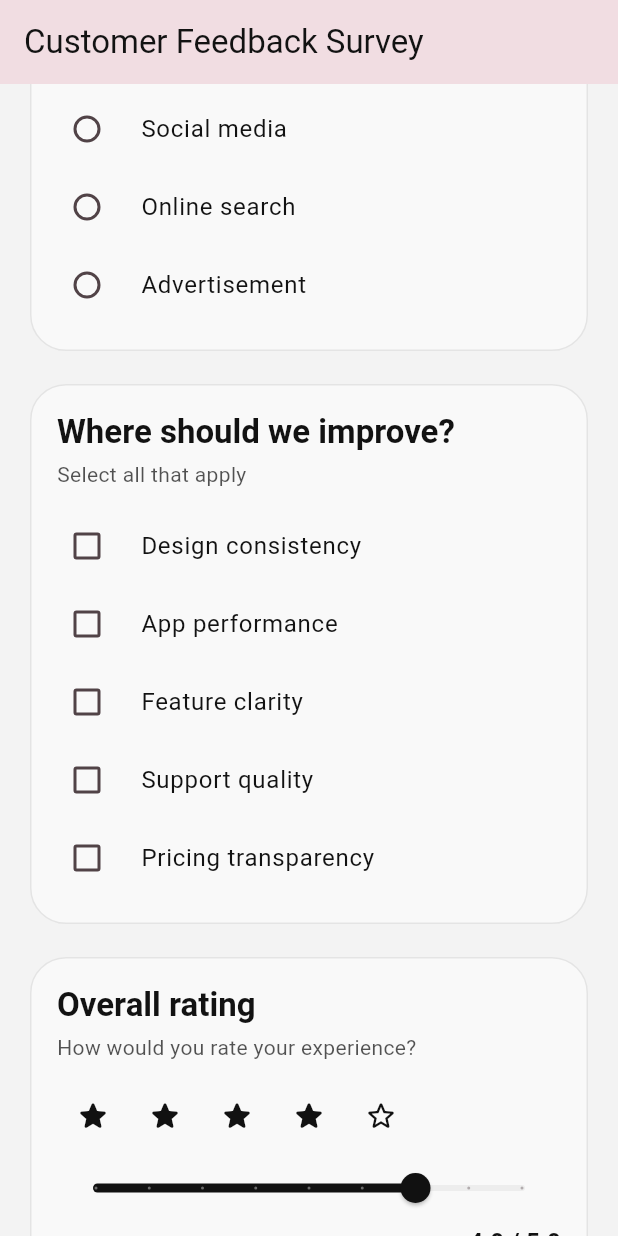
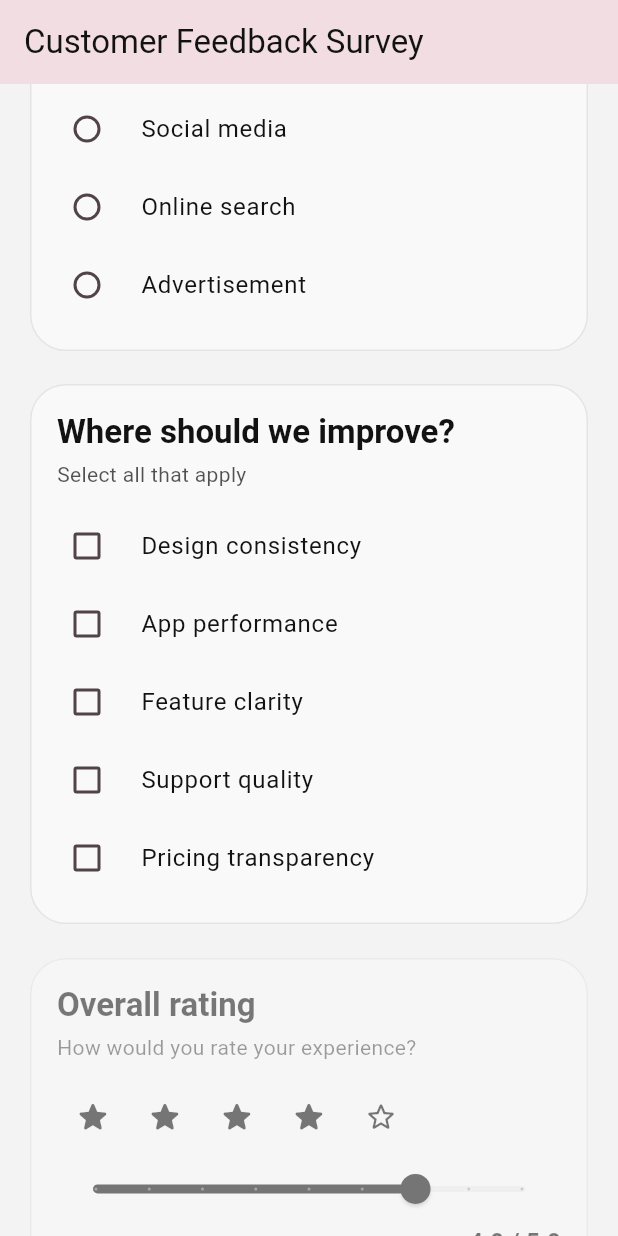
Before and after one commit to anantmittal943/Survey-App, a Flutter app: the SurveyFormScreen screen opened directly, scrolled down 576 dp, on a phone screen of 412 x 824 dp. Run offline on Flutter 3.47's test engine with Material 3 defaults, Android fonts, the phone set to English and light mode, and no system bars.

Commit message:
Enhance UI with refined animations and improved form UX
*   Introduced a new `_FadeSlideIn` widget to provide staggered, animated entry for UI elements across splash, onboarding, and survey screens.
*   Added a `_Motion` utility class to standardize animation durations.
*   Implemented `AnimatedSwitcher` and `AnimatedScale` for smoother transitions on rating stars and submission buttons.
*   Improved form navigation by adding a `FocusNode` to the feedback field and configuring `textInputAction` for better keyboard flow.
*   Refactored the splash screen to use the new `_FadeSlideIn` animation system instead of a manual `TweenAnimationBuilder`.

Signed-off-by: anantmittal943 <anantmittal943@gmail.com>

```diff
--- a/lib/main.dart
+++ b/lib/main.dart
@@ -2,6 +2,11 @@ import 'package:flutter/material.dart';
 
 void main() {
   runApp(const SurveyApp());
+}
+
+class _Motion {
+  static const Duration fast = Duration(milliseconds: 180);
+  static const Duration normal = Duration(milliseconds: 260);
 }
 
 class SurveyApp extends StatelessWidget {
@@ -151,20 +156,12 @@ class SplashScreen extends StatelessWidget {
           ),
         ),
         child: Center(
-          child: TweenAnimationBuilder<double>(
-            duration: const Duration(milliseconds: 800),
-            tween: Tween<double>(begin: 0.95, end: 1),
-            curve: Curves.easeOut,
-            builder: (BuildContext context, double value, Widget? child) {
-              return Opacity(
-                opacity: value,
-                child: Transform.scale(scale: value, child: child),
-              );
-            },
           child: Column(
             mainAxisSize: MainAxisSize.min,
             children: <Widget>[
-                Container(
+              _FadeSlideIn(
+                delay: const Duration(milliseconds: 60),
+                child: Container(
                   width: 86,
                   height: 86,
                   decoration: BoxDecoration(
@@ -177,23 +174,29 @@ class SplashScreen extends StatelessWidget {
                     color: scheme.onPrimary,
                   ),
                 ),
+              ),
               const SizedBox(height: 18),
-                Text(
+              _FadeSlideIn(
+                delay: const Duration(milliseconds: 140),
+                child: Text(
                   'Survey Studio',
                   style: theme.textTheme.headlineSmall?.copyWith(
                     fontWeight: FontWeight.w800,
                     letterSpacing: 0.2,
                   ),
                 ),
+              ),
               const SizedBox(height: 8),
-                Text(
+              _FadeSlideIn(
+                delay: const Duration(milliseconds: 200),
+                child: Text(
                   'Thoughtful feedback starts here',
                   style: theme.textTheme.bodyMedium?.copyWith(
                     color: scheme.onSurface.withValues(alpha: 0.72),
                   ),
                 ),
+              ),
             ],
-            ),
           ),
         ),
       ),
@@ -219,11 +222,15 @@ class OnboardingScreen extends StatelessWidget {
         child: Padding(
           padding: EdgeInsets.fromLTRB(
               isCompact ? 16 : 22, 16, isCompact ? 16 : 22, 20),
+          child: _FadeSlideIn(
+            delay: const Duration(milliseconds: 80),
+            beginOffset: const Offset(0, 0.025),
             child: Container(
               decoration: BoxDecoration(
                 color: scheme.surface,
                 borderRadius: BorderRadius.circular(34),
-              border: Border.all(color: scheme.outline.withValues(alpha: 0.32)),
+                border: Border.all(
+                    color: scheme.outline.withValues(alpha: 0.32)),
                 boxShadow: <BoxShadow>[
                   BoxShadow(
                     color: Colors.black.withValues(alpha: 0.06),
@@ -238,22 +245,30 @@ class OnboardingScreen extends StatelessWidget {
                 child: Column(
                   crossAxisAlignment: CrossAxisAlignment.start,
                   children: <Widget>[
-                  Text(
+                    _FadeSlideIn(
+                      delay: const Duration(milliseconds: 130),
+                      child: Text(
                         'Expand Your\nKnowledge !',
                         style: theme.textTheme.displaySmall?.copyWith(
                           fontWeight: FontWeight.w800,
                           height: 1.15,
                         ),
                       ),
+                    ),
                     const SizedBox(height: 10),
-                  Text(
+                    _FadeSlideIn(
+                      delay: const Duration(milliseconds: 180),
+                      child: Text(
                         'Learn from every response and design better experiences.',
                         style: theme.textTheme.bodyMedium?.copyWith(
                           color: scheme.onSurface.withValues(alpha: 0.72),
                         ),
                       ),
+                    ),
                     const SizedBox(height: 18),
-                  FilledButton.tonalIcon(
+                    _FadeSlideIn(
+                      delay: const Duration(milliseconds: 220),
+                      child: FilledButton.tonalIcon(
                         onPressed: onGetStarted,
                         style: FilledButton.styleFrom(
                           minimumSize: const Size(72, 42),
@@ -265,9 +280,12 @@ class OnboardingScreen extends StatelessWidget {
                         icon: const Icon(Icons.arrow_forward_rounded, size: 20),
                         label: const Text(''),
                       ),
+                    ),
                     const Spacer(),
                     Expanded(
                       flex: 3,
+                      child: _FadeSlideIn(
+                        delay: const Duration(milliseconds: 260),
                         child: Center(
                           child: Image.asset(
                             'lib/assets/hand-drawn-community-spirit-illustration.png',
@@ -290,15 +308,20 @@ class OnboardingScreen extends StatelessWidget {
                           ),
                         ),
                       ),
+                    ),
                     const SizedBox(height: 14),
-                  SizedBox(
+                    _FadeSlideIn(
+                      delay: const Duration(milliseconds: 300),
+                      child: SizedBox(
                         width: double.infinity,
                         child: ElevatedButton(
                           onPressed: onGetStarted,
                           child: const Text('Get Started'),
                         ),
                       ),
+                    ),
                   ],
+                ),
               ),
             ),
           ),
@@ -335,6 +358,7 @@ class _SurveyFormScreenState extends State<SurveyFormScreen> {
   final GlobalKey<FormState> _formKey = GlobalKey<FormState>();
   final TextEditingController _nameController = TextEditingController();
   final TextEditingController _feedbackController = TextEditingController();
+  final FocusNode _feedbackFocusNode = FocusNode();
 
   String? _discoverySource;
   final Set<String> _selectedImprovements = <String>{};
@@ -360,6 +384,7 @@ class _SurveyFormScreenState extends State<SurveyFormScreen> {
   void dispose() {
     _nameController.dispose();
     _feedbackController.dispose();
+    _feedbackFocusNode.dispose();
     super.dispose();
   }
 
@@ -435,7 +460,9 @@ class _SurveyFormScreenState extends State<SurveyFormScreen> {
               28,
             ),
             children: <Widget>[
-              _SectionCard(
+              _FadeSlideIn(
+                delay: const Duration(milliseconds: 40),
+                child: _SectionCard(
                   child: Column(
                     crossAxisAlignment: CrossAxisAlignment.start,
                     children: <Widget>[
@@ -455,23 +482,32 @@ class _SurveyFormScreenState extends State<SurveyFormScreen> {
                     ],
                   ),
                 ),
+              ),
               const SizedBox(height: 14),
-              _SectionCard(
+              _FadeSlideIn(
+                delay: const Duration(milliseconds: 70),
+                child: _SectionCard(
                   title: 'Basic details',
                   child: Column(
                     children: <Widget>[
                       TextFormField(
                         controller: _nameController,
                         textInputAction: TextInputAction.next,
+                        onFieldSubmitted: (_) =>
+                            _feedbackFocusNode.requestFocus(),
                         decoration: const InputDecoration(
                           labelText: 'Name',
                           hintText: 'e.g. Alex Johnson',
                         ),
                         validator: (String? value) {
-                        if (value == null || value.trim().isEmpty) {
+                          if (value == null || value
+                              .trim()
+                              .isEmpty) {
                             return 'Please enter your name.';
                           }
-                        if (value.trim().length < 2) {
+                          if (value
+                              .trim()
+                              .length < 2) {
                             return 'Name is too short.';
                           }
                           return null;
@@ -480,18 +516,28 @@ class _SurveyFormScreenState extends State<SurveyFormScreen> {
                       const SizedBox(height: 14),
                       TextFormField(
                         controller: _feedbackController,
+                        focusNode: _feedbackFocusNode,
                         minLines: 4,
                         maxLines: 6,
+                        textInputAction: TextInputAction.done,
+                        onFieldSubmitted: (_) =>
+                            FocusScope
+                                .of(context)
+                                .unfocus(),
                         decoration: const InputDecoration(
                           labelText: 'Open feedback',
                           hintText: 'Share what you liked and what could be better.',
                           alignLabelWithHint: true,
                         ),
                         validator: (String? value) {
-                        if (value == null || value.trim().isEmpty) {
+                          if (value == null || value
+                              .trim()
+                              .isEmpty) {
                             return 'Feedback is required.';
                           }
-                        if (value.trim().length < 12) {
+                          if (value
+                              .trim()
+                              .length < 12) {
                             return 'Please write at least 12 characters.';
                           }
                           return null;
@@ -500,8 +546,11 @@ class _SurveyFormScreenState extends State<SurveyFormScreen> {
                     ],
                   ),
                 ),
+              ),
               const SizedBox(height: 14),
-              _SectionCard(
+              _FadeSlideIn(
+                delay: const Duration(milliseconds: 100),
+                child: _SectionCard(
                   title: 'How did you find us?',
                   subtitle: 'Choose one option',
                   child: RadioGroup<String>(
@@ -523,13 +572,17 @@ class _SurveyFormScreenState extends State<SurveyFormScreen> {
                     ),
                   ),
                 ),
+              ),
               const SizedBox(height: 14),
-              _SectionCard(
+              _FadeSlideIn(
+                delay: const Duration(milliseconds: 130),
+                child: _SectionCard(
                   title: 'Where should we improve?',
                   subtitle: 'Select all that apply',
                   child: Column(
                     children: _improvementOptions.map((String option) {
-                    final bool selected = _selectedImprovements.contains(option);
+                      final bool selected = _selectedImprovements.contains(
+                          option);
                       return CheckboxListTile(
                         value: selected,
                         title: Text(option),
@@ -549,8 +602,11 @@ class _SurveyFormScreenState extends State<SurveyFormScreen> {
                     }).toList(),
                   ),
                 ),
+              ),
               const SizedBox(height: 14),
-              _SectionCard(
+              _FadeSlideIn(
+                delay: const Duration(milliseconds: 160),
+                child: _SectionCard(
                   title: 'Overall rating',
                   subtitle: 'How would you rate your experience?',
                   child: Column(
@@ -566,8 +622,13 @@ class _SurveyFormScreenState extends State<SurveyFormScreen> {
                                 _rating = starNumber.toDouble();
                               });
                             },
-                          icon: Icon(
-                            filled ? Icons.star_rounded : Icons.star_outline_rounded,
+                            icon: AnimatedScale(
+                              scale: filled ? 1.05 : 1,
+                              duration: _Motion.fast,
+                              child: Icon(
+                                filled ? Icons.star_rounded : Icons
+                                    .star_outline_rounded,
+                              ),
                             ),
                             color: scheme.primary,
                             tooltip: '$starNumber stars',
@@ -586,7 +647,10 @@ class _SurveyFormScreenState extends State<SurveyFormScreen> {
                           });
                         },
                       ),
-                    Align(
+                      AnimatedSwitcher(
+                        duration: _Motion.fast,
+                        child: Align(
+                          key: ValueKey<String>(_rating.toStringAsFixed(1)),
                           alignment: Alignment.centerRight,
                           child: Text(
                             '${_rating.toStringAsFixed(1)} / 5.0',
@@ -595,20 +659,38 @@ class _SurveyFormScreenState extends State<SurveyFormScreen> {
                             ),
                           ),
                         ),
+                      ),
                     ],
                   ),
                 ),
+              ),
               const SizedBox(height: 20),
-              ElevatedButton.icon(
+              _FadeSlideIn(
+                delay: const Duration(milliseconds: 190),
+                child: ElevatedButton.icon(
                   onPressed: _isSubmitting ? null : _submit,
-                icon: _isSubmitting
+                  icon: AnimatedSwitcher(
+                    duration: _Motion.fast,
+                    child: _isSubmitting
                         ? const SizedBox(
+                      key: ValueKey<String>('loading'),
                       width: 18,
                       height: 18,
                       child: CircularProgressIndicator(strokeWidth: 2),
                     )
-                    : const Icon(Icons.send_rounded),
-                label: Text(_isSubmitting ? 'Submitting...' : 'Submit response'),
+                        : const Icon(
+                      Icons.send_rounded,
+                      key: ValueKey<String>('send'),
+                    ),
+                  ),
+                  label: AnimatedSwitcher(
+                    duration: _Motion.fast,
+                    child: Text(
+                      _isSubmitting ? 'Submitting...' : 'Submit response',
+                      key: ValueKey<bool>(_isSubmitting),
+                    ),
+                  ),
+                ),
               ),
             ],
           ),
@@ -635,7 +717,9 @@ class SurveySummaryScreen extends StatelessWidget {
       body: ListView(
         padding: const EdgeInsets.fromLTRB(16, 16, 16, 24),
         children: <Widget>[
-          _SectionCard(
+          _FadeSlideIn(
+            delay: const Duration(milliseconds: 50),
+            child: _SectionCard(
               child: Column(
                 crossAxisAlignment: CrossAxisAlignment.start,
                 children: <Widget>[
@@ -655,13 +739,17 @@ class SurveySummaryScreen extends StatelessWidget {
                 ],
               ),
             ),
+          ),
           const SizedBox(height: 14),
-          _SectionCard(
+          _FadeSlideIn(
+            delay: const Duration(milliseconds: 90),
+            child: _SectionCard(
               title: 'Your responses',
               child: Column(
                 crossAxisAlignment: CrossAxisAlignment.start,
                 children: <Widget>[
-                _SummaryRow(label: 'Discovery source', value: response.discoverySource),
+                  _SummaryRow(label: 'Discovery source',
+                      value: response.discoverySource),
                   const SizedBox(height: 8),
                   _SummaryRow(
                     label: 'Improvement areas',
@@ -687,11 +775,15 @@ class SurveySummaryScreen extends StatelessWidget {
                 ],
               ),
             ),
+          ),
           const SizedBox(height: 20),
-          OutlinedButton.icon(
+          _FadeSlideIn(
+            delay: const Duration(milliseconds: 130),
+            child: OutlinedButton.icon(
               onPressed: () => Navigator.of(context).pop(),
               icon: const Icon(Icons.edit_rounded),
               label: const Text('Back to form'),
+            ),
           ),
         ],
       ),
@@ -747,6 +839,53 @@ class _SectionCard extends StatelessWidget {
   }
 }
 
+class _FadeSlideIn extends StatefulWidget {
+  const _FadeSlideIn({
+    required this.child,
+    this.delay = Duration.zero,
+    this.beginOffset = const Offset(0, 0.012),
+  });
+
+  final Widget child;
+  final Duration delay;
+  final Offset beginOffset;
+
+  @override
+  State<_FadeSlideIn> createState() => _FadeSlideInState();
+}
+
+class _FadeSlideInState extends State<_FadeSlideIn> {
+  bool _visible = false;
+
+  @override
+  void initState() {
+    super.initState();
+    Future<void>.delayed(widget.delay, () {
+      if (!mounted) {
+        return;
+      }
+      setState(() {
+        _visible = true;
+      });
+    });
+  }
+
+  @override
+  Widget build(BuildContext context) {
+    return AnimatedSlide(
+      offset: _visible ? Offset.zero : widget.beginOffset,
+      duration: _Motion.normal,
+      curve: Curves.easeOutCubic,
+      child: AnimatedOpacity(
+        opacity: _visible ? 1 : 0,
+        duration: _Motion.normal,
+        curve: Curves.easeOut,
+        child: widget.child,
+      ),
+    );
+  }
+}
+
 class _SummaryRow extends StatelessWidget {
   const _SummaryRow({required this.label, required this.value});
 
```
Lines whose indentation alone changed are shown as unchanged.
